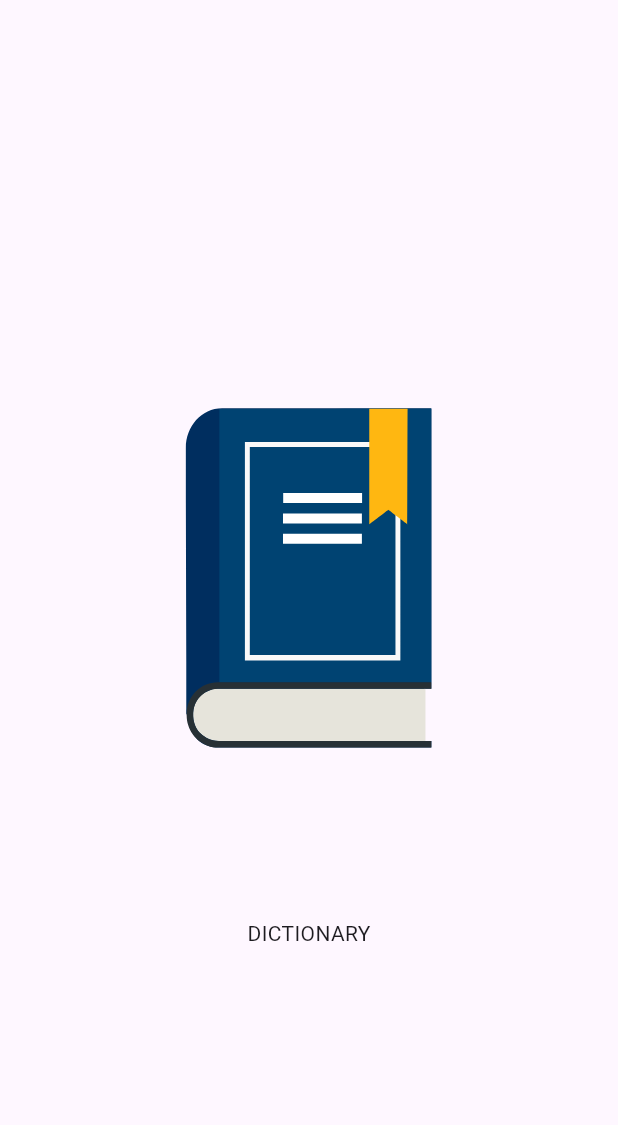
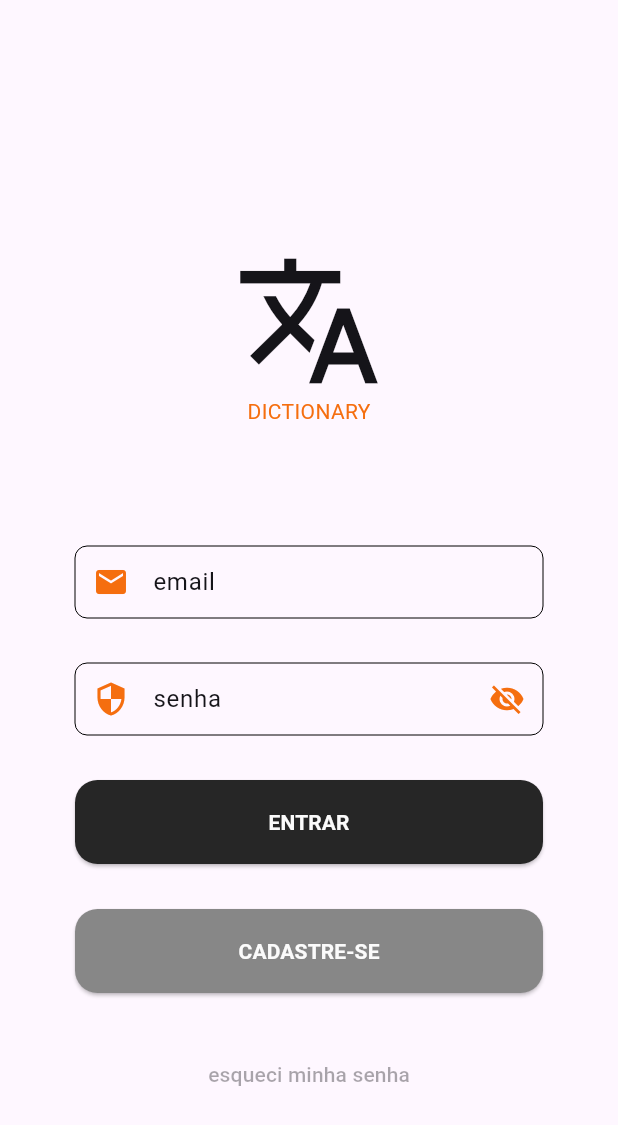
Before and after one commit to luiz-hms/mobile-challenge-coodash-mimo, a Flutter app: the screen it shows after launch, on a phone screen of 412 x 824 dp. Shown: the top 1125 px of the screen. Run offline on Flutter 3.47's test engine with Material 3 defaults, Android fonts, the phone set to English and light mode, and no system bars; our stand-ins replace lottie.

Commit message:
login page layout

```diff
--- /dev/null
+++ b/dictionary/lib/core/presentation/screens/auth/login/login.dart
@@ -0,0 +1,154 @@
+import 'package:dictionary/core/presentation/screens/splash_screen.dart';
+import 'package:dictionary/core/presentation/widgets/custom_fields/fields_decoration.dart';
+import 'package:dictionary/core/routes/named_routes.dart';
+import 'package:flutter/material.dart';
+
+class LoginPage extends StatefulWidget {
+  const LoginPage({super.key});
+
+  @override
+  State<LoginPage> createState() => _LoginPageState();
+}
+
+class _LoginPageState extends State<LoginPage> {
+  final ValueNotifier<bool> obscurePassword = ValueNotifier(true);
+  @override
+  Widget build(BuildContext context) {
+    return Scaffold(
+      body: (Padding(
+        padding: const EdgeInsets.only(top: 80),
+        child: Center(
+          child: SingleChildScrollView(
+            child: Padding(
+              padding: const EdgeInsets.all(50),
+              child: Column(
+                spacing: 80,
+                crossAxisAlignment: CrossAxisAlignment.center,
+                mainAxisAlignment: MainAxisAlignment.center,
+                mainAxisSize: MainAxisSize.max,
+                children: [
+                  Column(
+                    children: [
+                      Icon(
+                        Icons.translate,
+                        size: 100,
+                        color: Color(0xff151419),
+                      ),
+                      Text(
+                        "dictionary".toUpperCase(),
+                        style: TextStyle(color: Color(0xfff56e0f)),
+                      ),
+                    ],
+                  ),
+                  //Image.asset('assets/images/LOGO-GUARDIAO.png'),
+                  Column(
+                    spacing: 30,
+                    crossAxisAlignment: CrossAxisAlignment.stretch,
+                    children: [
+                      TextFormField(
+                        decoration: FieldsDecoration('email', Icon(Icons.mail)),
+                        textInputAction: TextInputAction.next,
+                        keyboardType: TextInputType.emailAddress,
+                      ),
+                      ValueListenableBuilder<bool>(
+                        valueListenable: obscurePassword,
+                        builder: (
+                          BuildContext obscureContext,
+                          obscurePassword,
+                          child,
+                        ) {
+                          return TextFormField(
+                            decoration: FieldsDecoration(
+                              'senha',
+                              Icon(Icons.security),
+                              IconButton(
+                                onPressed: () {
+                                  this.obscurePassword.value =
+                                      !this.obscurePassword.value;
+                                },
+                                icon: Icon(
+                                  obscurePassword
+                                      ? Icons.visibility_off
+                                      : Icons.visibility,
+                                ),
+                              ),
+                            ),
+                            //keyboardType: TextInputType.visiblePassword,
+                            textInputAction: TextInputAction.done,
+                            obscureText: obscurePassword,
+                          );
+                        },
+                      ),
+                      ElevatedButton(
+                        style: ButtonStyle(
+                          padding: WidgetStateProperty.all<EdgeInsets>(
+                            EdgeInsets.all(18),
+                          ),
+                          backgroundColor: WidgetStateProperty.all<Color>(
+                            Color(0xff262626),
+                          ),
+                          shape:
+                              WidgetStateProperty.all<RoundedRectangleBorder>(
+                                RoundedRectangleBorder(
+                                  borderRadius: BorderRadius.circular(15.0),
+                                  side: BorderSide(color: Colors.transparent),
+                                ),
+                              ),
+                        ),
+                        onPressed: () {
+                          Navigator.of(context).push(
+                            MaterialPageRoute(
+                              builder: (context) => const SplashScreen(),
+                            ),
+                          );
+                        },
+                        child: Text(
+                          'entrar'.toUpperCase(),
+                          style: TextStyle(
+                            color: Color(0xfffbfbfb),
+                            fontWeight: FontWeight.bold,
+                          ),
+                        ),
+                      ),
+                      ElevatedButton(
+                        style: ButtonStyle(
+                          padding: WidgetStateProperty.all<EdgeInsets>(
+                            EdgeInsets.all(18),
+                          ),
+                          backgroundColor: WidgetStateProperty.all<Color>(
+                            Color(0xff878787),
+                          ),
+                          shape:
+                              WidgetStateProperty.all<RoundedRectangleBorder>(
+                                RoundedRectangleBorder(
+                                  borderRadius: BorderRadius.circular(15.0),
+                                  side: BorderSide(color: Colors.transparent),
+                                ),
+                              ),
+                        ),
+                        onPressed: () {
+                          Navigator.of(context).pushNamed(NamedRoute.register);
+                        },
+                        child: Text(
+                          'cadastre-se'.toUpperCase(),
+                          style: TextStyle(
+                            color: Color(0xfffbfbfb),
+                            fontWeight: FontWeight.bold,
+                          ),
+                        ),
+                      ),
+                      TextButton(
+                        onPressed: null,
+                        child: Text("esqueci minha senha"),
+                      ),
+                    ],
+                  ),
+                ],
+              ),
+            ),
+          ),
+        ),
+      )),
+    );
+  }
+}
--- /dev/null
+++ b/dictionary/lib/core/presentation/widgets/custom_fields/fields_decoration.dart
@@ -0,0 +1,41 @@
+// ignore_for_file: prefer_const_constructors, non_constant_identifier_names
+
+import 'package:flutter/material.dart';
+
+InputDecoration FieldsDecoration(String hint, [Icon? prefix, Widget? sufix]) {
+  return InputDecoration(
+    prefixIcon: prefix,
+    prefixIconColor: Color(0xfff56E0f),
+    suffixIcon: sufix,
+    suffixIconColor: Color(0xfff56E0f),
+    hintText: hint,
+    hintStyle: TextStyle(color: Color(0xff151419)),
+    //fillColor: Color(0xfffbfbfb),
+    //filled: true,
+    contentPadding: const EdgeInsets.fromLTRB(16, 8, 16, 8),
+    focusedBorder: OutlineInputBorder(
+      borderSide: BorderSide(
+        color: Colors.black,
+        width: 0,
+        style: BorderStyle.solid,
+      ),
+      borderRadius: BorderRadius.circular(8),
+    ),
+    border: OutlineInputBorder(
+      borderSide: BorderSide(
+        color: Colors.black,
+        width: 0,
+        style: BorderStyle.solid,
+      ),
+      borderRadius: BorderRadius.circular(8),
+    ),
+    enabledBorder: OutlineInputBorder(
+      borderSide: BorderSide(
+        color: Colors.black,
+        width: 0,
+        style: BorderStyle.solid,
+      ),
+      borderRadius: BorderRadius.circular(8),
+    ),
+  );
+}
--- a/dictionary/lib/core/routes/named_routes.dart
+++ b/dictionary/lib/core/routes/named_routes.dart
@@ -1,10 +1,6 @@
 class NamedRoute {
   static const home = '/';
   static const splash = '/splash';
-  static const homePageOne = '${home}homeone';
-  static const pageOne = '$homePageOne/one';
-  static const homePageTwo = '${home}hometwo';
-  static const pageTwo = '$homePageTwo/two';
-  static const homePageThree = '${home}homethree';
-  static const pageThree = '$homePageThree/three';
+  static const login = '/login';
+  static const register = '/register';
 }
--- a/dictionary/lib/core/routes/route.dart
+++ b/dictionary/lib/core/routes/route.dart
@@ -1,12 +1,17 @@
+import 'package:dictionary/core/presentation/screens/auth/login/login.dart';
+import 'package:dictionary/core/presentation/screens/auth/register/reegister.dart';
 import 'package:dictionary/core/routes/named_routes.dart';
-import 'package:dictionary/views/splash_screen.dart';
+import 'package:dictionary/core/presentation/screens/splash_screen.dart';
 import 'package:flutter/material.dart';
 
 class RouteHandler {
   static final routes = {
     NamedRoute.splash: (_) => const SplashScreen(),
+    NamedRoute.login: (_) => const LoginPage(),
+    NamedRoute.register: (_) => const RegisterPage(),
+
+    /*
     //NamedRoute.home: (_) => const HomePage(),
-    /*
     NamedRoute.homePageOne: (_) => const HomePageOne(),
     NamedRoute.pageOne: (_) => const PageOne(),
     NamedRoute.homePageTwo: (_) => const HomePageTwo(),
--- a/dictionary/lib/my_app.dart
+++ b/dictionary/lib/my_app.dart
@@ -1,6 +1,6 @@
 import 'package:dictionary/core/routes/named_routes.dart';
 import 'package:dictionary/core/routes/route.dart';
-import 'package:dictionary/views/splash_screen.dart';
+import 'package:dictionary/core/presentation/screens/splash_screen.dart';
 import 'package:flutter/material.dart';
 
 class MyApp extends StatelessWidget {
@@ -17,7 +17,7 @@ class MyApp extends StatelessWidget {
       ),
       home: const SplashScreen(),
       routes: RouteHandler.routes,
-      initialRoute: NamedRoute.splash,
+      initialRoute: NamedRoute.login,
     );
   }
 }
```
Also changed, not shown: dictionary/lib/core/presentation/screens/auth/register/reegister.dart (added, +106 -0 lines), dictionary/lib/core/presentation/screens/splash_screen.dart (renamed from dictionary/lib/views/splash_screen.dart).
